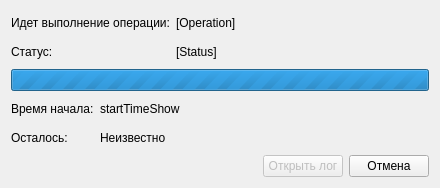
The window that ui/loadingdialog.ui (SqrtMinusOne/GeoTIFF-3d) describes before a commit, drawn with Qt 5.
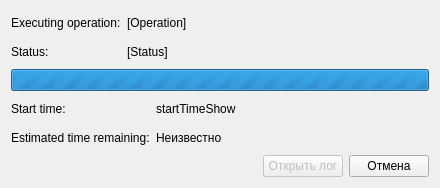
The same window after the commit.

Commit message: Added elevation widget

Patch:
```diff
--- a/ui/loadingdialog.ui
+++ b/ui/loadingdialog.ui
@@ -30,7 +30,7 @@
      <item row="0" column="0">
       <widget class="QLabel" name="label">
        <property name="text">
-        <string>Идет выполнение операции:</string>
+        <string>Executing operation:</string>
        </property>
       </widget>
      </item>
@@ -57,7 +57,7 @@
      <item row="1" column="0">
       <widget class="QLabel" name="statusDescLabel">
        <property name="text">
-        <string>Статус:</string>
+        <string>Status:</string>
        </property>
       </widget>
      </item>
@@ -88,7 +88,7 @@
      <item row="0" column="0">
       <widget class="QLabel" name="label_3">
        <property name="text">
-        <string>Время начала:</string>
+        <string>Start time:</string>
        </property>
       </widget>
      </item>
@@ -115,7 +115,7 @@
      <item row="1" column="0">
       <widget class="QLabel" name="label_5">
        <property name="text">
-        <string>Осталось:</string>
+        <string>Estimated time remaining:</string>
        </property>
       </widget>
      </item>
```
The commit also changes 4 other files.
